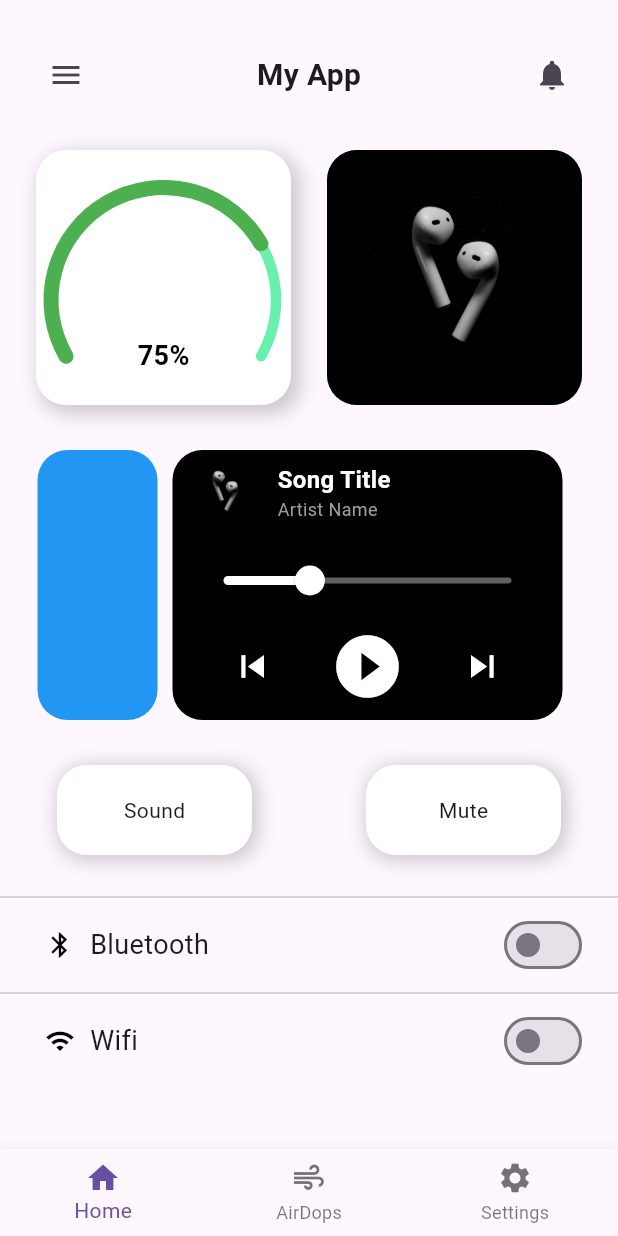
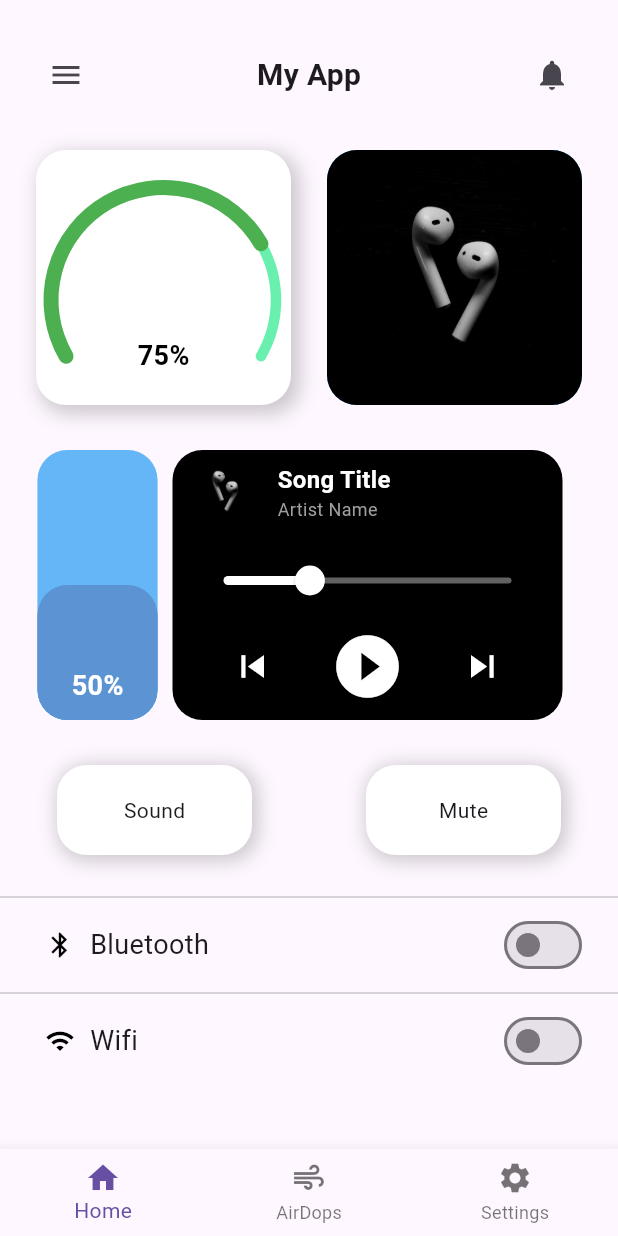
Before and after one commit to kartkik/androPods, a Flutter app: the screen it shows after launch, on a phone screen of 412 x 824 dp. Run offline on Flutter 3.47's test engine with Material 3 defaults, Android fonts, the phone set to English and light mode, and no system bars; our stand-ins replace flutter_blue_plus, permission_handler; missing offline and left inert: flutter_volume_controller.

Commit message:
Added volume control swipe feature

```diff
--- a/lib/views/home_view.dart
+++ b/lib/views/home_view.dart
@@ -11,7 +11,37 @@ class BluetoothDetector extends StatefulWidget {
   _BluetoothDetectorState createState() => _BluetoothDetectorState();
 }
 
-class _BluetoothDetectorState extends State<BluetoothDetector> {
+class _BluetoothDetectorState extends State<BluetoothDetector>
+    with SingleTickerProviderStateMixin {
+  late AnimationController _animationController;
+  late Animation<double> _animation; // 🔹 Declare the animation
+
+  @override
+  void initState() {
+    super.initState();
+
+    _animationController = AnimationController(
+      duration: const Duration(milliseconds: 300),
+      vsync: this,
+    );
+
+    _animation = Tween<double>(begin: 0.0, end: 1.0).animate(
+      CurvedAnimation(parent: _animationController, curve: Curves.easeOut),
+    );
+
+    _animationController.addStatusListener((status) {
+      if (status == AnimationStatus.completed) {
+        _animationController.reverse();
+      }
+    });
+  }
+
+  @override
+  void dispose() {
+    _animationController.dispose();
+    super.dispose();
+  }
+
   List<BluetoothDevice> devices = [];
 
   int selectedIndex = 0;
@@ -34,6 +64,16 @@ class _BluetoothDetectorState extends State<BluetoothDetector> {
       default:
         return _buildHomePage();
     }
+  }
+
+  double _volume = 0.5; // Initial volume level (0.0 to 1.0)
+
+  void _increaseVolume() {
+    setState(() {
+      _volume =
+          (_volume + 0.1).clamp(0.0, 1.0); // Increase volume but cap at 1.0
+      _animationController.forward(from: 0.0); // Play pulse animation
+    });
   }
 
   // Home page content
@@ -151,18 +191,67 @@ class _BluetoothDetectorState extends State<BluetoothDetector> {
                   GestureDetector(
                     onVerticalDragUpdate: (details) {
                       if (details.primaryDelta! < -10) {
-                        // Detects swipe up
                         _increaseVolume();
                       }
                     },
-                    child: Container(
+                    child: AnimatedBuilder(
+                      animation: _animation,
+                      builder: (context, child) {
+                        return Stack(
+                          alignment: Alignment.bottomCenter,
+                          children: [
+                            // Main volume bar background
+                            Container(
                               width: 80,
                               height: 180,
                               decoration: BoxDecoration(
                                 color: Colors.blue,
+                                borderRadius: BorderRadius.circular(20),
+                              ),
+                            ),
+
+                            // Volume level indicator
+                            AnimatedContainer(
+                              duration: Duration(milliseconds: 300),
+                              width: 80,
+                              height: 180 * _volume,
+                              decoration: BoxDecoration(
+                                color: Colors.blue.shade800,
+                                borderRadius: BorderRadius.circular(20),
+                              ),
+                            ),
+
+                            // Pulse animation overlay
+                            Container(
+                              width: 80 + (_animation.value * 20),
+                              height: 180,
+                              decoration: BoxDecoration(
+                                color: Colors.white
+                                    .withOpacity(0.3 * (1 - _animation.value)),
                                 borderRadius: BorderRadius.circular(
-                            20), // Optional: Rounded corners
+                                    20 + (_animation.value * 5)),
                               ),
+                            ),
+
+                            // Volume percentage text
+                            Positioned(
+                              bottom: 10,
+                              child: AnimatedOpacity(
+                                duration: Duration(milliseconds: 300),
+                                opacity: 1.0,
+                                child: Text(
+                                  '${(_volume * 100).toInt()}%',
+                                  style: TextStyle(
+                                    color: Colors.white,
+                                    fontSize: 18,
+                                    fontWeight: FontWeight.bold,
+                                  ),
+                                ),
+                              ),
+                            ),
+                          ],
+                        );
+                      },
                     ),
                   ),
                 ],
@@ -413,14 +502,6 @@ class _BluetoothDetectorState extends State<BluetoothDetector> {
     });
   }
 
-  @override
-  void initState() {
-    super.initState();
-    requestPermissions();
-    scanForDevices();
-    _getCurrentVolume();
-  }
-
   /// Request necessary Bluetooth permissions
   Future<void> requestPermissions() async {
     await Permission.bluetooth.request();
@@ -437,15 +518,15 @@ class _BluetoothDetectorState extends State<BluetoothDetector> {
   }
 
   // Increase volume on swipe up
-  void _increaseVolume() async {
-    if (_currentVolume < 1.0) {
-      double newVolume = (_currentVolume + 0.1).clamp(0.0, 1.0);
-      await FlutterVolumeController.setVolume(newVolume);
-      setState(() {
-        _currentVolume = newVolume;
-      });
-    }
-  }
+  // void _increaseVolume() async {
+  //   if (_currentVolume < 1.0) {
+  //     double newVolume = (_currentVolume + 0.1).clamp(0.0, 1.0);
+  //     await FlutterVolumeController.setVolume(newVolume);
+  //     setState(() {
+  //       _currentVolume = newVolume;
+  //     });
+  //   }
+  // }
 
   /// Scan for ALL Bluetooth devices
   void scanForDevices() async {
```
Lines whose indentation alone changed are shown as unchanged.
